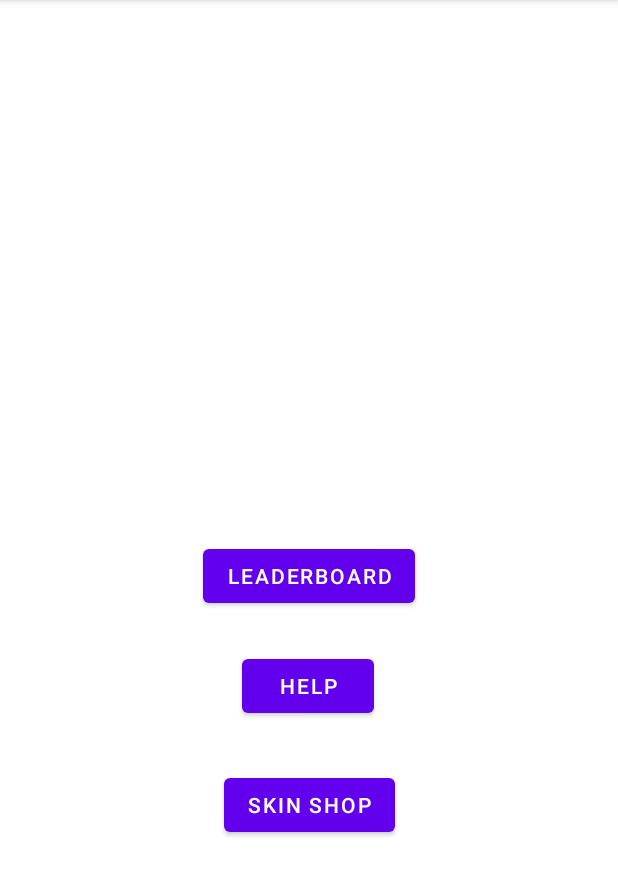
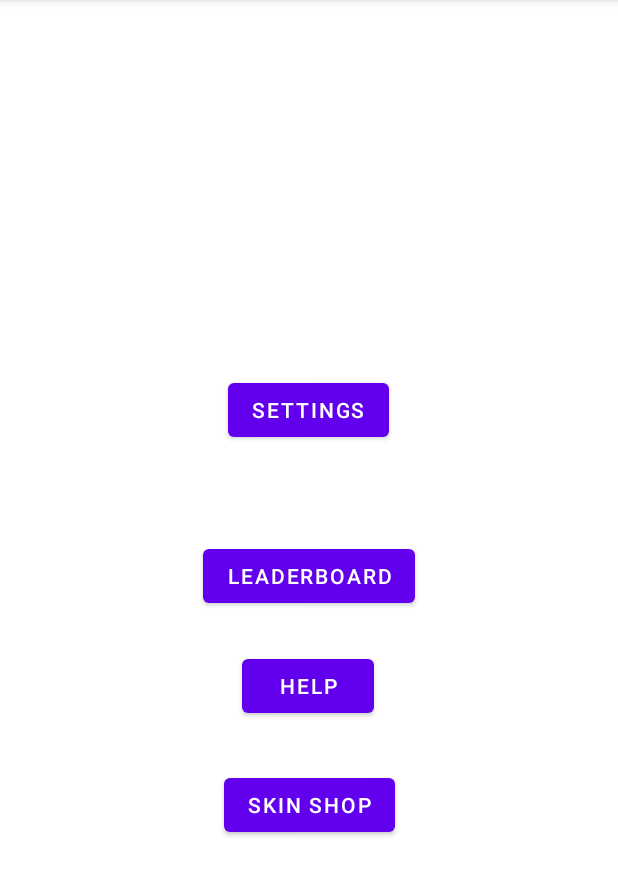
Before and after one commit to rinchan01/MobDev_INT3120_20, an Android app: the screen it shows after launch (MainActivity), on a phone screen of 412 x 824 dp, the part 84-980 px from its top. Run offline under Robolectric (Android 15) with nearby library versions, the phone set to English and light mode, and no system bars.

Commit message:
simple settings with music

```diff
--- a/app/src/main/java/com/example/planegame/MainActivity.kt
+++ b/app/src/main/java/com/example/planegame/MainActivity.kt
@@ -29,5 +29,9 @@ class MainActivity : AppCompatActivity() {
             startActivity(Intent(this, ShopActivity::class.java))
         }
 
+        findViewById<Button>(R.id.settings_button).setOnClickListener {
+            startActivity(Intent(this, SettingsActivity::class.java))
+        }
+
     }
 }
--- a/app/src/main/res/layout/activity_main.xml
+++ b/app/src/main/res/layout/activity_main.xml
@@ -13,8 +13,7 @@
         app:layout_constraintBottom_toBottomOf="parent"
         app:layout_constraintEnd_toEndOf="parent"
         app:layout_constraintStart_toStartOf="parent"
-        app:layout_constraintTop_toTopOf="parent"
-        tools:ignore="MissingConstraints" />
+        app:layout_constraintTop_toTopOf="parent" />
 
     <Button
         android:id="@+id/skin_shop"
@@ -25,8 +24,7 @@
         app:layout_constraintEnd_toEndOf="parent"
         app:layout_constraintStart_toStartOf="parent"
         app:layout_constraintTop_toBottomOf="@id/helpButton"
-        app:layout_constraintVertical_bias="0.131"
-        tools:ignore="MissingConstraints" />
+        app:layout_constraintVertical_bias="0.131" />
 
     <Button
         android:id="@+id/helpButton"
@@ -39,6 +37,17 @@
         app:layout_constraintHorizontal_bias="0.498"
         app:layout_constraintStart_toStartOf="parent"
         app:layout_constraintTop_toBottomOf="@+id/leaderboardButton"
-        app:layout_constraintVertical_bias="0.032"
-        tools:ignore="MissingConstraints" />
+        app:layout_constraintVertical_bias="0.032" />
+
+    <Button
+        android:layout_width="wrap_content"
+        android:layout_height="wrap_content"
+        android:id="@+id/settings_button"
+        android:text="Settings"
+        app:layout_constraintBottom_toTopOf="@id/leaderboardButton"
+        app:layout_constraintEnd_toEndOf="parent"
+        app:layout_constraintHorizontal_bias="0.498"
+        app:layout_constraintStart_toStartOf="parent"
+        app:layout_constraintTop_toTopOf="parent"
+        app:layout_constraintVertical_bias="0.799" />
 </androidx.constraintlayout.widget.ConstraintLayout>
```
Also changed, not shown: app/src/main/AndroidManifest.xml (+16 -14 lines), app/src/main/java/com/example/planegame/MusicService.kt (added, +24 -0 lines), app/src/main/java/com/example/planegame/SettingsActivity.kt (added, +23 -0 lines), app/src/main/res/layout/activity_settings.xml (added, +41 -0 lines), 1 other file.
